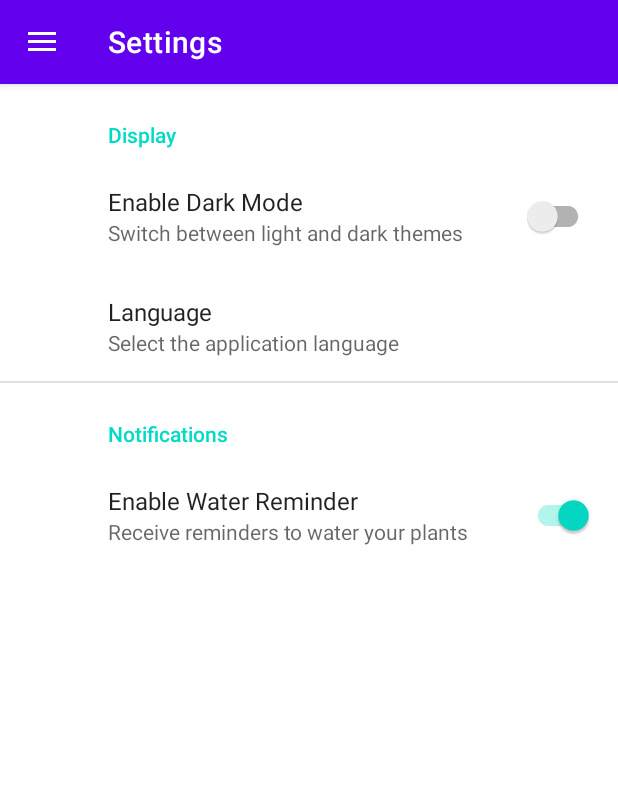
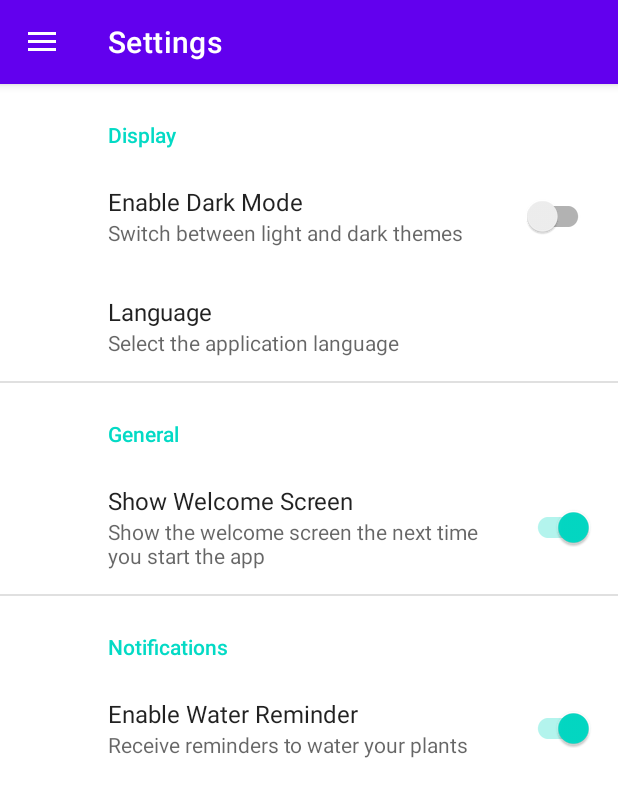
Before and after one commit to Tiitmouse/PocketBotanist, an Android app: the screen it shows after launch (MainActivity), in the side drawer, after a tap on "Settings", on a phone screen of 412 x 824 dp. Shown: the top 797 px of the screen. Run offline under Robolectric (Android 15) with nearby library versions, the phone set to English and light mode, and no system bars; our stand-ins replace androidx.preference, navigation-ui.

Commit message:
added setting preference for onboarding

```diff
--- a/app/src/main/java/hr/algebra/lorena/pocketbotanist/MainActivity.kt
+++ b/app/src/main/java/hr/algebra/lorena/pocketbotanist/MainActivity.kt
@@ -1,6 +1,7 @@
 package hr.algebra.lorena.pocketbotanist
 
 import android.Manifest
+import android.content.Intent
 import android.content.pm.PackageManager
 import android.graphics.Rect
 import android.os.Build
@@ -9,10 +10,11 @@ import android.view.View
 import android.view.ViewTreeObserver
 import android.widget.TextView
 import androidx.activity.result.contract.ActivityResultContracts
-import androidx.appcompat.app.AppCompatActivity
 import androidx.appcompat.app.AppCompatDelegate
 import androidx.core.content.ContextCompat
 import androidx.drawerlayout.widget.DrawerLayout
+import androidx.navigation.NavController
+import androidx.navigation.NavOptions
 import androidx.navigation.findNavController
 import androidx.navigation.ui.AppBarConfiguration
 import androidx.navigation.ui.navigateUp
@@ -28,6 +30,7 @@ class MainActivity : BaseActivity() {
     private lateinit var appBarConfiguration: AppBarConfiguration
     private lateinit var binding: ActivityMainBinding
     private lateinit var plantRepository: PlantRepository
+    private lateinit var navController: NavController
 
     private val requestPermissionLauncher =
         registerForActivityResult(ActivityResultContracts.RequestPermission()) {}
@@ -61,7 +64,7 @@ class MainActivity : BaseActivity() {
 
         val drawerLayout: DrawerLayout = binding.drawerLayout
         val navView: NavigationView = binding.navView
-        val navController = findNavController(R.id.nav_host_fragment_content_main)
+        navController = findNavController(R.id.nav_host_fragment_content_main)
         appBarConfiguration = AppBarConfiguration(
             setOf(
                 R.id.nav_plant_list, R.id.nav_settings, R.id.nav_notification_center
@@ -71,12 +74,22 @@ class MainActivity : BaseActivity() {
         navView.setupWithNavController(navController)
 
         askForNotificationPermission()
+        handleIntentNavigation(intent)
+    }
+
+    private fun handleIntentNavigation(intent: Intent?) {
+        val navigateToId = intent?.getIntExtra("NAVIGATE_TO", -1) ?: -1
+        if (navigateToId != -1 && navController.currentDestination?.id != navigateToId) {
+            val navOptions = NavOptions.Builder()
+                .setPopUpTo(R.id.onboardingFragment, true)
+                .build()
+            navController.navigate(navigateToId, null, navOptions)
+        }
     }
 
     private fun setupNotificationBadge() {
         val unreadCount = plantRepository.getUnreadNotificationCount()
         val notificationMenuItem = binding.navView.menu.findItem(R.id.nav_notification_center)
-
         val badgeTextView = notificationMenuItem?.actionView?.findViewById<TextView>(R.id.notification_badge_text_view)
 
         badgeTextView?.let {
@@ -88,7 +101,6 @@ class MainActivity : BaseActivity() {
             }
         }
     }
-
 
     private fun askForNotificationPermission() {
         if (Build.VERSION.SDK_INT >= Build.VERSION_CODES.TIRAMISU) {
--- a/app/src/main/java/hr/algebra/lorena/pocketbotanist/SplashActivity.kt
+++ b/app/src/main/java/hr/algebra/lorena/pocketbotanist/SplashActivity.kt
@@ -1,5 +1,6 @@
 package hr.algebra.lorena.pocketbotanist
 
+import android.content.Context
 import android.content.Intent
 import android.os.Bundle
 import android.os.Handler
@@ -7,7 +8,6 @@ import android.os.Looper
 import android.view.animation.AnimationUtils
 import android.widget.ImageView
 import android.widget.TextView
-import androidx.appcompat.app.AppCompatActivity
 
 class SplashActivity : BaseActivity() {
     override fun onCreate(savedInstanceState: Bundle?) {
@@ -23,8 +23,19 @@ class SplashActivity : BaseActivity() {
         appNameText.startAnimation(fadeAnimation)
 
         Handler(Looper.getMainLooper()).postDelayed({
-            startActivity(Intent(this, MainActivity::class.java))
+
+            val sharedPref = getSharedPreferences("onboarding", Context.MODE_PRIVATE)
+            val onboardingFinished = sharedPref.getBoolean("finished", false)
+
+            val intent = Intent(this, MainActivity::class.java)
+
+            if (!onboardingFinished) {
+            } else {
+                intent.putExtra("NAVIGATE_TO", R.id.nav_plant_list)
+            }
+
+            startActivity(intent)
             finish()
-        }, 2000) // 1500ms delay + 500ms fade-out = 2000ms total
+        }, 2000)
     }
 }
--- a/app/src/main/res/values/strings.xml
+++ b/app/src/main/res/values/strings.xml
@@ -23,6 +23,9 @@
     <string name="settings_water_reminder_summary">Receive reminders to water your plants</string>
     <string name="settings_sunlight_reminder_title">Enable Sunlight Reminder</string>
     <string name="settings_sunlight_reminder_summary">Receive reminders to check on your plants</string>
+    <string name="settings_general_category">General</string>
+    <string name="settings_show_onboarding_title">Show Welcome Screen</string>
+    <string name="settings_show_onboarding_summary">Show the welcome screen the next time you start the app</string>
 
     <string name="plant_name_hint">Plant Name</string>
     <string name="latin_name_hint">Latin Name</string>
--- a/app/src/main/res/xml/preferences.xml
+++ b/app/src/main/res/xml/preferences.xml
@@ -19,6 +19,16 @@
 
     </PreferenceCategory>
 
+    <PreferenceCategory app:title="General">
+
+        <SwitchPreferenceCompat
+            app:key="show_onboarding"
+            app:title="Show Welcome Screen"
+            app:summary="Show the welcome screen the next time you start the app"
+            app:defaultValue="true" />
+
+    </PreferenceCategory>
+
     <PreferenceCategory app:title="@string/settings_notifications_category">
 
         <SwitchPreferenceCompat
```
Also changed, not shown: app/src/main/java/hr/algebra/lorena/pocketbotanist/ui/onboarding/OnboardingFragment.kt (+10 -0 lines), app/src/main/java/hr/algebra/lorena/pocketbotanist/ui/settings/SettingsFragment.kt (+16 -0 lines), 2 other files.
